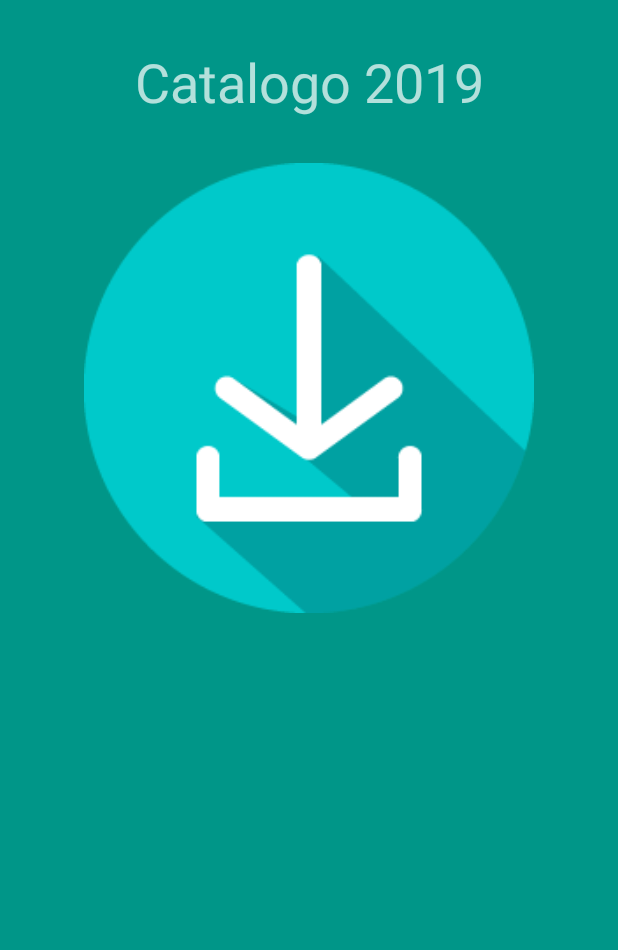
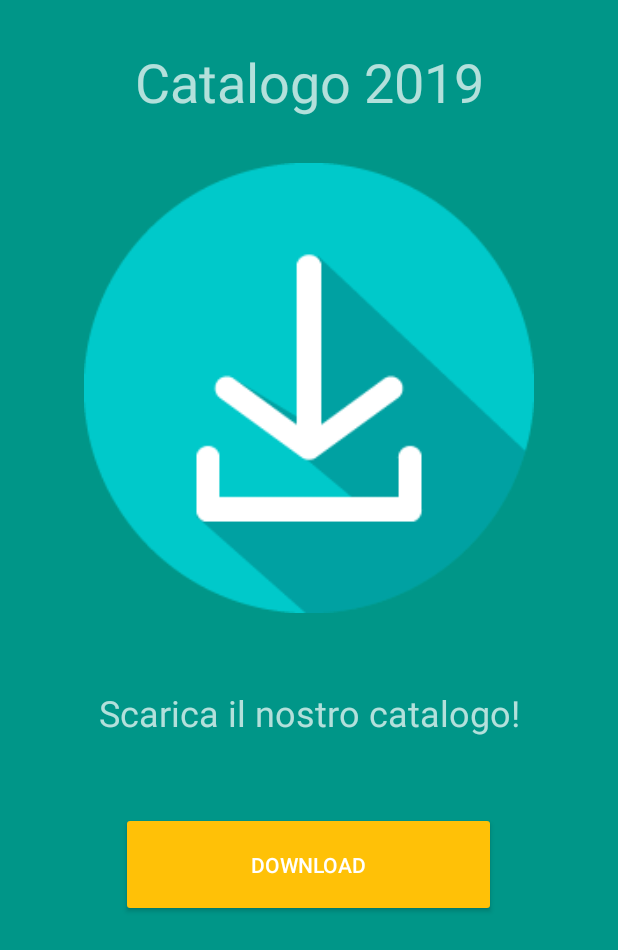
Before and after one commit to Nicomini10/FratelliMinichillo, an Android app: the MainActivity screen opened directly, with no data from a screen before it, after a tap on "Scarica catalogo", on a phone screen of 412 x 824 dp. Shown: the top 950 px of the screen. Run offline under Robolectric (Android 15) with nearby library versions, the phone set to English and light mode, and no system bars; 2 other taps on this screen came first.

Commit message:
woriking todos

```diff
--- a/app/src/main/java/com/example/myapplication2/MainActivity.java
+++ b/app/src/main/java/com/example/myapplication2/MainActivity.java
@@ -21,9 +21,6 @@ import android.widget.TextView;
 
 public class MainActivity extends AppCompatActivity implements NavigationView.OnNavigationItemSelectedListener {
 
-    private Context context;
-    private TextView tv;
-    private String pdfUrl = "http://fratelliminichillows.altervista.org/catalogo.pdf";
 
     @Override
     protected void onCreate(Bundle savedInstanceState) {
@@ -43,65 +40,9 @@ public class MainActivity extends AppCompatActivity implements NavigationView.On
         NavigationView navigationView = (NavigationView) findViewById(R.id.nav_view);
         navigationView.setNavigationItemSelectedListener(this);
 
-
-        context=this;
-        tv=(TextView)findViewById(R.id.txtmessage);
-        Button btDownload=(Button)findViewById(R.id.btdownload);
-        btDownload.setOnClickListener(new View.OnClickListener() {
-            @Override
-            public void onClick(View v) {
-
-                Intent newIntent=new Intent(context,DownloadService.class);
-                newIntent.setAction(DownloadService.ACTION_DOWNLOAD);
-                newIntent.putExtra(DownloadService.EXTRA_URL, pdfUrl);
-                // Start Download Service
-                tv.setText("Downloading...");
-                context.startService(newIntent);
-
-            }
-        });
-
-    }
-
-    private BroadcastReceiver DownloadReceiver=new BroadcastReceiver(){
-        public void onReceive(Context context, Intent intent){
-            // Display message from DownloadService
-            Bundle b=intent.getExtras();
-            if(b!=null){
-
-                tv.setText(b.getString(DownloadService.EXTRA_MESSAGE));
-            }
-        }
-    };
-
-    protected void onResume(){
-        super.onResume();
-        // Register receiver to get message from DownloadService
-        registerReceiver(DownloadReceiver, new IntentFilter(DownloadService.ACTION_DOWNLOAD));
-
-    }
-
-    protected void onPause(){
-        super.onPause();
-        // Unregister the receiver
-        unregisterReceiver(DownloadReceiver);
-
     }
 
 
-    @Override
-    public void onBackPressed() {
-        DrawerLayout drawer = (DrawerLayout) findViewById(R.id.drawer_layout);
-        if (drawer.isDrawerOpen(GravityCompat.START)) {
-            drawer.closeDrawer(GravityCompat.START);
-        } else {
-            super.onBackPressed();
-        }
-    }
-
-
-
-    @SuppressWarnings("StatementWithEmptyBody")
     @Override
     public boolean onNavigationItemSelected(MenuItem item) {
         // Handle navigation view item clicks here.
--- a/app/src/main/java/com/example/myapplication2/ScaricaCatalogoActivity.java
+++ b/app/src/main/java/com/example/myapplication2/ScaricaCatalogoActivity.java
@@ -1,13 +1,72 @@
 package com.example.myapplication2;
 
+import android.content.Context;
 import android.support.v7.app.AppCompatActivity;
 import android.os.Bundle;
+import android.widget.TextView;
+import android.content.BroadcastReceiver;
+import android.content.Intent;
+import android.content.IntentFilter;
+import android.view.View;
+import android.support.v7.widget.Toolbar;
+import android.widget.Button;
 
 public class ScaricaCatalogoActivity extends AppCompatActivity {
+
+    private Context context;
+    private TextView tv;
+    private String pdfUrl = "http://fratelliminichillows.altervista.org/catalogo.pdf";
 
     @Override
     protected void onCreate(Bundle savedInstanceState) {
         super.onCreate(savedInstanceState);
         setContentView(R.layout.activity_scarica_catalogo);
+
+        Toolbar toolbar = (Toolbar) findViewById(R.id.toolbar);
+        setSupportActionBar(toolbar);
+
+        context=this;
+        tv=(TextView)findViewById(R.id.txtmessage);
+        Button btDownload=(Button)findViewById(R.id.btdownload);
+        btDownload.setOnClickListener(new View.OnClickListener() {
+            @Override
+            public void onClick(View v) {
+
+                Intent newIntent=new Intent(context,DownloadService.class);
+                newIntent.setAction(DownloadService.ACTION_DOWNLOAD);
+                newIntent.putExtra(DownloadService.EXTRA_URL, pdfUrl);
+                // Start Download Service
+                tv.setText("Downloading...");
+                context.startService(newIntent);
+
+            }
+        });
+
     }
+
+    private BroadcastReceiver DownloadReceiver=new BroadcastReceiver(){
+        public void onReceive(Context context, Intent intent){
+            // Display message from DownloadService
+            Bundle b=intent.getExtras();
+            if(b!=null){
+
+                tv.setText(b.getString(DownloadService.EXTRA_MESSAGE));
+            }
+        }
+    };
+
+    protected void onResume(){
+        super.onResume();
+        // Register receiver to get message from DownloadService
+        registerReceiver(DownloadReceiver, new IntentFilter(DownloadService.ACTION_DOWNLOAD));
+
+    }
+
+    protected void onPause(){
+        super.onPause();
+        // Unregister the receiver
+        unregisterReceiver(DownloadReceiver);
+
+    }
+
 }
--- a/app/src/main/res/layout/activity_scarica_catalogo.xml
+++ b/app/src/main/res/layout/activity_scarica_catalogo.xml
@@ -28,5 +28,23 @@
             android:src="@mipmap/imagedownload" />
 
 
+        <TextView
+            android:id="@+id/txtmessage"
+            android:layout_width="match_parent"
+            android:layout_height="wrap_content"
+            android:layout_marginVertical="50dp"
+            android:gravity="center"
+            android:text="Scarica il nostro catalogo!"
+            android:textSize="24sp" />
+
+        <Button
+            android:id="@+id/btdownload"
+            android:layout_width="250dp"
+            android:layout_height="70dp"
+            android:layout_gravity="center"
+            android:gravity="center"
+            android:text="Download" />
+
+
     </LinearLayout>
 </android.support.constraint.ConstraintLayout>
```
Also changed, not shown: app/src/main/res/layout/content_main.xml (+0 -15 lines).
